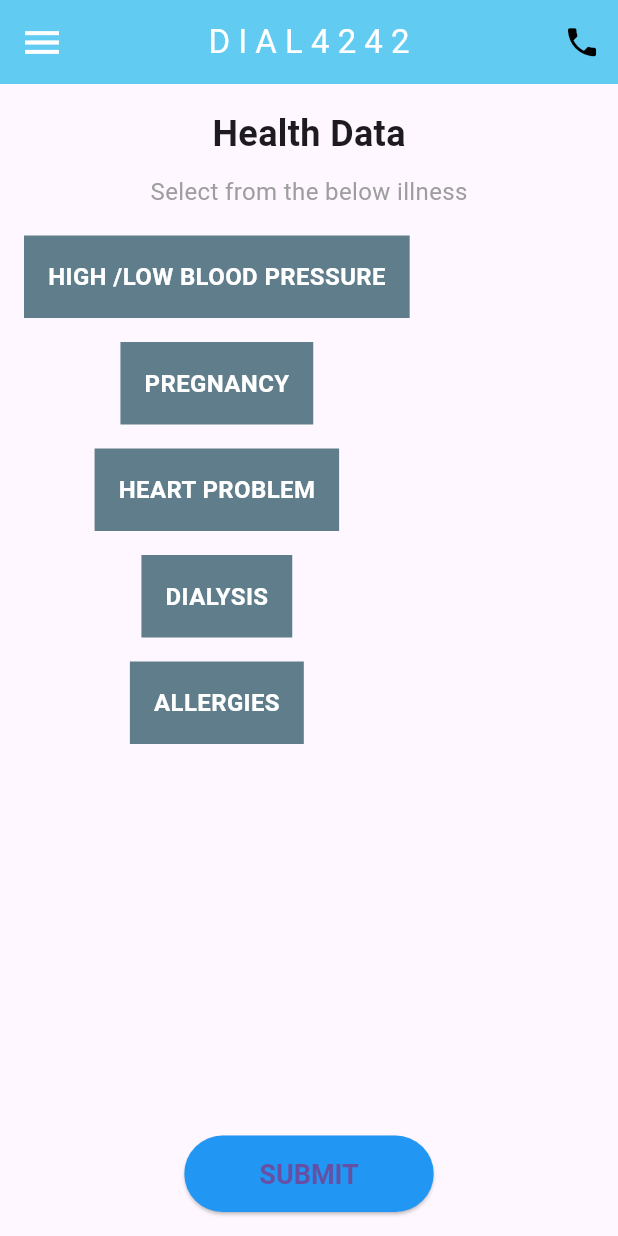
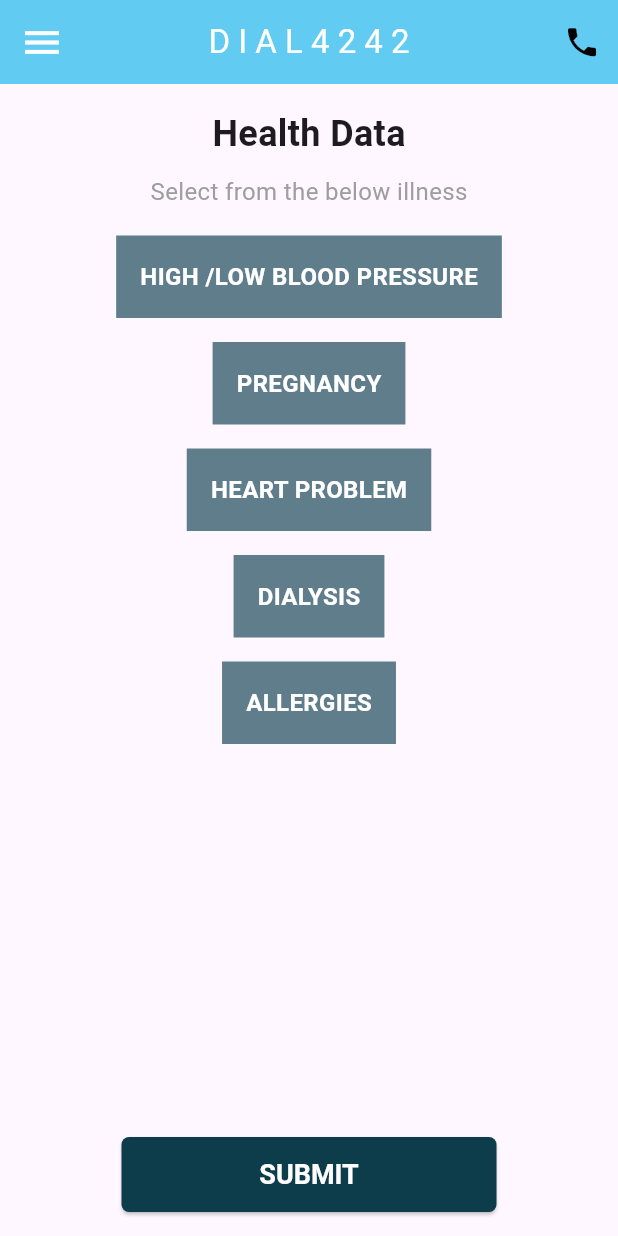
Before and after one commit to safnaTk/clone_app, a Flutter app: the IllnessScreen screen opened directly, on a phone screen of 412 x 824 dp. Run offline on Flutter 3.47's test engine with Material 3 defaults, Android fonts, the light colour scheme and no system bars.

Commit message:
illness screen updated

```diff
--- a/lib/view/illness_screen/illness_screen.dart
+++ b/lib/view/illness_screen/illness_screen.dart
@@ -260,7 +260,7 @@ class IllnessScreen extends StatelessWidget {
       body: Padding(
         padding: const EdgeInsets.all(16.0),
         child: Column(
-          crossAxisAlignment: CrossAxisAlignment.start,
+          crossAxisAlignment: CrossAxisAlignment.center,
           children: [
             const Center(
               child: Text(
@@ -348,20 +348,31 @@ class IllnessScreen extends StatelessWidget {
               ),
             ),
             Center(
+              child: SizedBox(
+                height: 50,
+                width: 250,
                 child: ElevatedButton(
-                onPressed: () {},
+                  onPressed: () {
+                    Navigator.pushReplacement(
+                      context,
+                      MaterialPageRoute(builder: (context) => HomeScreen()),
+                    );
+                  },
                   style: ElevatedButton.styleFrom(
-                  backgroundColor: Colors.blue,
-                  padding: const EdgeInsets.symmetric(
-                    horizontal: 50,
-                    vertical: 15,
+                    backgroundColor: ColorConstants.darkteal,
+                    shape: RoundedRectangleBorder(
+                      borderRadius: BorderRadius.circular(5),
                     ),
                     textStyle: const TextStyle(
                       fontSize: 18,
                       fontWeight: FontWeight.bold,
                     ),
                   ),
-                child: const Text("SUBMIT"),
+                  child: const Text(
+                    "SUBMIT",
+                    style: TextStyle(color: ColorConstants.white),
+                  ),
+                ),
               ),
             ),
           ],
```
Lines whose indentation alone changed are shown as unchanged.
